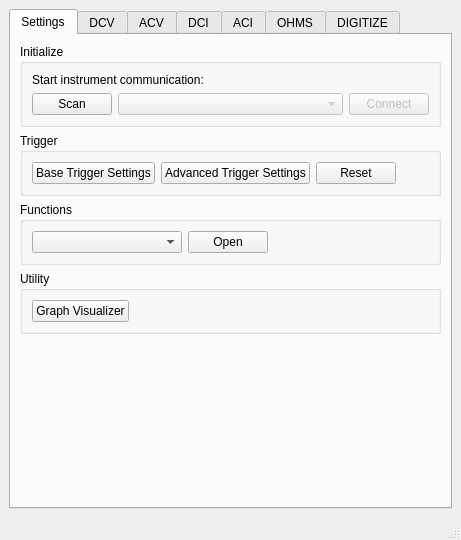
First picture: the form in Fluke8588A/ui/main_window.ui, repository V4rd3n/Fluke8588A-pyvisa, before the edit.
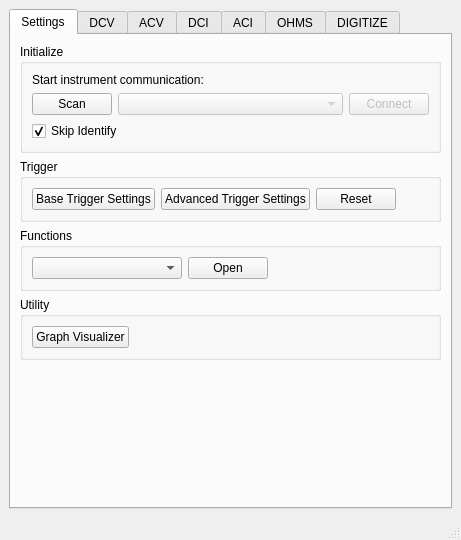
Second picture: the form after the edit. Custom widgets are drawn as their Qt base class.

Commit message:
Skip Identify query implemented
- Implemented checkbox "Skip Identify" to scan resources addresses without putting the instruments in Remote mode

What changed in the file:
```diff
--- a/Fluke8588A/ui/main_window.ui
+++ b/Fluke8588A/ui/main_window.ui
@@ -142,6 +142,16 @@
                </item>
               </layout>
              </item>
+             <item>
+              <widget class="QCheckBox" name="skip_checkbox">
+               <property name="text">
+                <string>Skip Identify</string>
+               </property>
+               <property name="checked">
+                <bool>true</bool>
+               </property>
+              </widget>
+             </item>
             </layout>
            </item>
           </layout>
```
Left out of the diff: 6 changed lines with no effect on the pictures. The commit also changes 3 other files.
